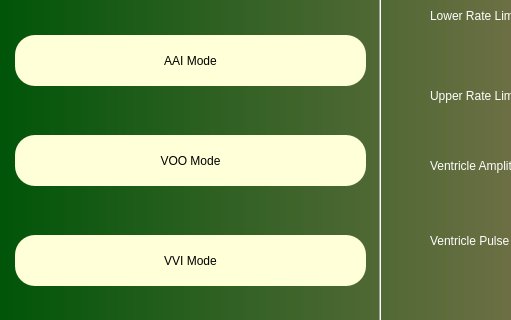
Before: the Qt Designer form DCM/interface/voo_mode.ui in patrickkosierb/3K04_DCM, drawn with Qt 5; both pictures show x 0 to 511 and y 205 to 525 of the 1200 by 800 pixel window.
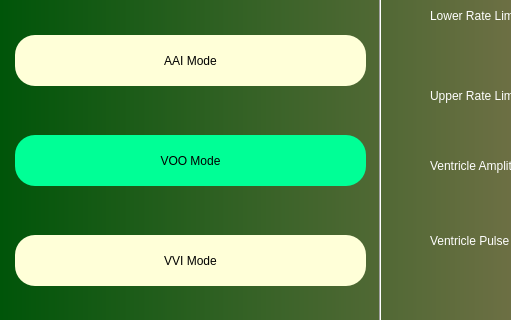
After: the same form once the commit is applied.

```diff
--- a/DCM/interface/voo_mode.ui
+++ b/DCM/interface/voo_mode.ui
@@ -468,7 +468,7 @@
     <property name="styleSheet">
      <string notr="true">border-radius: 20px;
 color: rgb(0,0,0);
-background-color: rgb(255, 255, 216);
+background-color: rgb(0, 255, 150);
 font: 12pt &quot;Arial&quot;;</string>
     </property>
     <property name="text">
```
